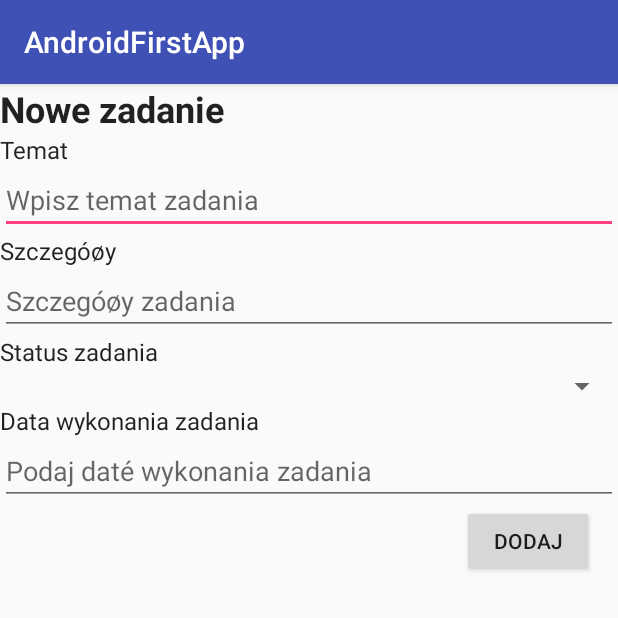
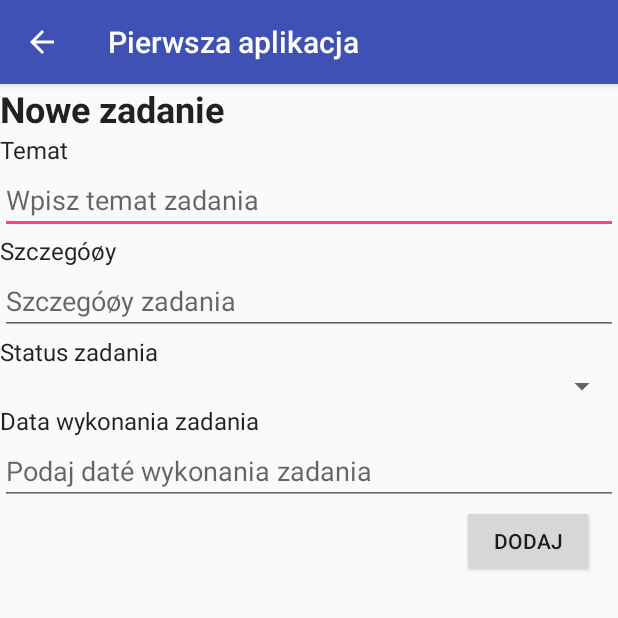
Before and after one commit to uninetix/AndroidFirstApp, an Android app: the NewTaskActivity screen opened directly, with no data from a screen before it, on a phone screen of 412 x 824 dp, the top half of it. Run offline under Robolectric (Android 15) with nearby library versions, the phone set to English and light mode, and no system bars.

Commit message:
Poprawa GUI i dodanie nawigacji w Toolbar

```diff
--- a/app/src/main/java/pl/ciszemar/androidfirstapp/NewTaskActivity.java
+++ b/app/src/main/java/pl/ciszemar/androidfirstapp/NewTaskActivity.java
@@ -1,13 +1,31 @@
 package pl.ciszemar.androidfirstapp;
 
+import android.annotation.SuppressLint;
 import android.support.v7.app.AppCompatActivity;
 import android.os.Bundle;
+import android.support.v7.widget.Toolbar;
+import android.view.MenuItem;
+
 
 public class NewTaskActivity extends AppCompatActivity {
 
+    @SuppressLint("RestrictedApi")
     @Override
     protected void onCreate(Bundle savedInstanceState) {
         super.onCreate(savedInstanceState);
         setContentView(R.layout.activity_new_task);
+        Toolbar toolbar = (Toolbar) findViewById(R.id.toolbar);
+        setSupportActionBar(toolbar);
+        getSupportActionBar().setDefaultDisplayHomeAsUpEnabled(true);
+        getSupportActionBar().setDisplayHomeAsUpEnabled(true);
+
+    }
+
+    @Override
+    public boolean onOptionsItemSelected(MenuItem item) {
+        if(item.getItemId() == android.R.id.home){
+            finish();
+        }
+        return super.onOptionsItemSelected(item);
     }
 }
--- a/app/src/main/res/layout/activity_main.xml
+++ b/app/src/main/res/layout/activity_main.xml
@@ -12,7 +12,8 @@
         android:layout_width="match_parent"
         android:layout_height="wrap_content"
         android:background="@color/colorPrimary"
-        android:elevation="40dp"
+        android:elevation="4dp"
+        android:theme="@style/ThemeOverlay.AppCompat.Dark.ActionBar"
         />
 
     <TextView
--- a/app/src/main/res/layout/activity_new_task.xml
+++ b/app/src/main/res/layout/activity_new_task.xml
@@ -5,7 +5,16 @@
     android:layout_width="match_parent"
     android:layout_height="match_parent"
     android:orientation="vertical"
-    tools:context="pl.ciszemar.androidfirstapp.MainActivity">
+    tools:context="pl.ciszemar.androidfirstapp.NewTaskActivity">
+
+    <android.support.v7.widget.Toolbar
+        android:id="@+id/toolbar"
+        android:layout_width="match_parent"
+        android:layout_height="wrap_content"
+        android:background="@color/colorPrimary"
+        android:elevation="4dp"
+        android:theme="@style/ThemeOverlay.AppCompat.Dark.ActionBar"
+        />
 
     <TextView
         style="@style/Header"
--- a/app/src/main/res/values/strings.xml
+++ b/app/src/main/res/values/strings.xml
@@ -1,5 +1,5 @@
 <resources>
-    <string name="app_name">AndroidFirstApp</string>
+    <string name="app_name">Pierwsza aplikacja</string>
     <string name="about">O aplikacji</string>
     <string name="newTask">Nowe zadanie</string>
     <string name="theme">Temat</string>
--- a/app/src/main/res/values/styles.xml
+++ b/app/src/main/res/values/styles.xml
@@ -6,6 +6,8 @@
         <item name="colorPrimary">@color/colorPrimary</item>
         <item name="colorPrimaryDark">@color/colorPrimaryDark</item>
         <item name="colorAccent">@color/colorAccent</item>
+        <item name="windowActionBar">false</item>
+        <item name="windowNoTitle">true</item>
     </style>
 
     <style name="Header">
```
